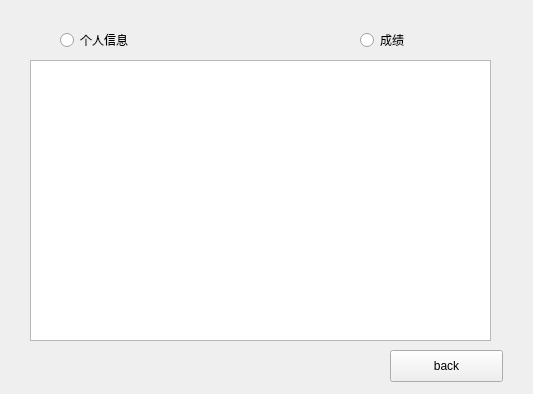
yccc233/mana-sys, file student.ui: the form before one commit.
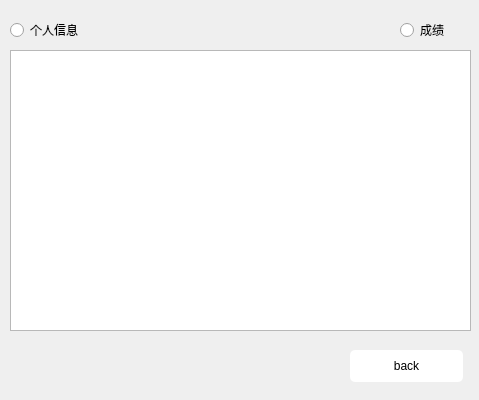
The form after the commit.

What changed in the file:
```diff
--- a/student.ui
+++ b/student.ui
@@ -6,19 +6,40 @@
    <rect>
     <x>0</x>
     <y>0</y>
-    <width>533</width>
-    <height>394</height>
+    <width>479</width>
+    <height>400</height>
    </rect>
   </property>
   <property name="windowTitle">
    <string>MainWindow</string>
   </property>
+  <property name="styleSheet">
+   <string notr="true">#pushButton_back{
+background:white;
+border-radius:5px;
+}
+
+#pushButton_back:hover{
+background:aqua;
+border-radius:5px;
+}
+
+#pushButton_back:pressed{
+background:blue;
+border-radius:5px;
+}
+
+QTableView{
+	font: 13pt &quot;HanziPen SC&quot;;
+}
+</string>
+  </property>
   <widget class="QWidget" name="centralwidget">
    <widget class="QTableView" name="tableView">
     <property name="geometry">
      <rect>
-      <x>30</x>
-      <y>60</y>
+      <x>10</x>
+      <y>50</y>
       <width>461</width>
       <height>281</height>
      </rect>
@@ -27,8 +48,8 @@
    <widget class="QRadioButton" name="radioButton_info">
     <property name="geometry">
      <rect>
-      <x>60</x>
-      <y>30</y>
+      <x>10</x>
+      <y>20</y>
       <width>99</width>
       <height>20</height>
      </rect>
@@ -40,9 +61,9 @@
    <widget class="QRadioButton" name="radioButton_score">
     <property name="geometry">
      <rect>
-      <x>360</x>
-      <y>30</y>
-      <width>99</width>
+      <x>400</x>
+      <y>20</y>
+      <width>71</width>
       <height>20</height>
      </rect>
     </property>
@@ -53,7 +74,7 @@
    <widget class="QPushButton" name="pushButton_back">
     <property name="geometry">
      <rect>
-      <x>390</x>
+      <x>350</x>
       <y>350</y>
       <width>113</width>
       <height>32</height>
```
